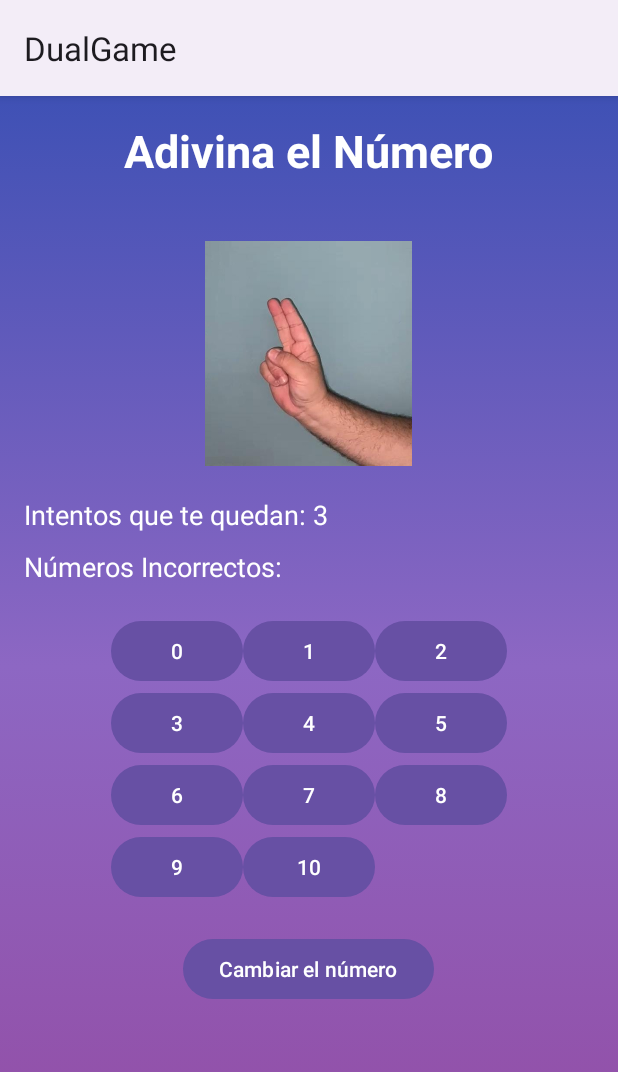
After one commit to AnitaCristaldo/DualGame, an Android app: the NumberGuessingActivitySenas screen opened directly, with no data from a screen before it, on a phone screen of 412 x 824 dp. The commit adds this screen. Shown: the top 1072 px of the screen. Run offline under Robolectric (Android 15) with nearby library versions, the phone set to English and light mode, and no system bars.

Commit message:
Adivina el numero en lengua de señas

```diff
--- a/app/src/main/AndroidManifest.xml
+++ b/app/src/main/AndroidManifest.xml
@@ -165,6 +165,8 @@
         <activity android:name=".games.QuizQuestionsNumbersSenas"
             android:exported="true"/>
 
+        <activity android:name=".games.NumberGuessingActivitySenas"
+            android:exported="true"/>
 
 
         <activity
@@ -174,6 +176,9 @@
         <activity
             android:name=".singviews.ResultActivityNumbersSenas"
             android:exported="true" />
+
+
+
     </application>
 
 </manifest>
--- /dev/null
+++ b/app/src/main/java/com/example/dualgame/games/NumberGuessingActivitySenas.java
@@ -0,0 +1,274 @@
+package com.example.dualgame.games;
+
+import android.content.DialogInterface;
+import android.content.Intent;
+import android.media.MediaPlayer;
+import android.os.Bundle;
+import android.speech.tts.TextToSpeech;
+import android.view.View;
+import android.widget.Button;
+import android.widget.EditText;
+import android.widget.ImageView;
+import android.widget.TextView;
+import android.widget.Toast;
+import androidx.appcompat.app.AlertDialog;
+import androidx.appcompat.app.AppCompatActivity;
+
+import com.bumptech.glide.Glide;
+import com.example.dualgame.R;
+import com.example.dualgame.singviews.SubNumbersActivity;
+import java.util.ArrayList;
+import java.util.Arrays;
+import java.util.List;
+import java.util.Locale;
+import java.util.Random;
+
+public class NumberGuessingActivitySenas extends AppCompatActivity {
+
+    // Declaración de variables miembro
+    private String number;
+    private int maxGuesses;
+    private List<String> incorrectNumbers = new ArrayList<>();
+    private List<String> correctNumbers = new ArrayList<>();
+    private List<WordHint> numberList = Arrays.asList(
+            new WordHint("0", R.drawable.numero_cero_senas),
+            new WordHint("1", R.drawable.numero_uno_senas),
+            new WordHint("2", R.drawable.numero_dos_senas),
+            new WordHint("3", R.drawable.numero_tres_senas),
+            new WordHint("4", R.drawable.numero_cuatro_senas),
+            new WordHint("5", R.drawable.numero_cinco_senas),
+            new WordHint("6", R.drawable.numero_seis_senas),
+            new WordHint("7", R.drawable.numero_siete_senas),
+            new WordHint("8", R.drawable.numero_ocho_senas),
+            new WordHint("9", R.drawable.numero_nueve_senas),
+            new WordHint("10", R.drawable.numero_diez_senas)
+    );
+
+    // Declaración de variables para los elementos de la interfaz de usuario
+    private ImageView hintImageView;
+    private TextView guessLeftTextView;
+    private TextView wrongNumbersTextView;
+    private EditText typingInput;
+    private Button resetButton;
+
+    // Variables para los sonidos
+    private MediaPlayer correctSound;
+    private MediaPlayer wrongSound;
+
+    // Variable para TextToSpeech
+    private TextToSpeech textToSpeech;
+
+    @Override
+    protected void onCreate(Bundle savedInstanceState) {
+        super.onCreate(savedInstanceState);
+        setContentView(R.layout.activity_guessinggame_number);
+
+        // Inicializa TextToSpeech con tono y velocidad ajustados
+        textToSpeech = new TextToSpeech(this, new TextToSpeech.OnInitListener() {
+            @Override
+            public void onInit(int status) {
+                if (status == TextToSpeech.SUCCESS) {
+                    // Configura el idioma español para el TTS
+                    int langResult = textToSpeech.setLanguage(new Locale("es", "MX"));
+                    if (langResult == TextToSpeech.LANG_MISSING_DATA || langResult == TextToSpeech.LANG_NOT_SUPPORTED) {
+                        Toast.makeText(NumberGuessingActivitySenas.this, "Idioma no soportado para TTS", Toast.LENGTH_SHORT).show();
+                    } else {
+                        // Ajuste para un tono más infantil
+                        textToSpeech.setPitch(1.5f);       // Aumenta el tono para que suene más aguda
+                        textToSpeech.setSpeechRate(1.1f);  // Ajusta la velocidad ligeramente
+
+                        // Reproduce el texto explicativo cuando TTS esté listo
+                        playExplanation();
+                    }
+                } else {
+                    Toast.makeText(NumberGuessingActivitySenas.this, "Error en inicialización de TTS", Toast.LENGTH_SHORT).show();
+                }
+            }
+        });
+
+        // Asigna los elementos de la interfaz de usuario
+        hintImageView = findViewById(R.id.hint_image_view);
+        guessLeftTextView = findViewById(R.id.guess_left_text_view);
+        wrongNumbersTextView = findViewById(R.id.wrong_numbers_text_view);
+        typingInput = findViewById(R.id.typing_input);
+        resetButton = findViewById(R.id.reset_button);
+
+        // Inicializa los sonidos
+        correctSound = MediaPlayer.create(this, R.raw.correct_sound);
+        wrongSound = MediaPlayer.create(this, R.raw.wrong_sound);
+
+        resetButton.setOnClickListener(new View.OnClickListener() {
+            @Override
+            public void onClick(View v) {
+                randomNumber();
+            }
+        });
+
+        setUpKeyboard();
+        randomNumber();
+    }
+
+    // Método para reproducir la explicación con TTS
+    private void playExplanation() {
+        String explanationText = "Bienvenido al juego Adivina el número en sistema Braille. Tu objetivo es adivinar el número correcto a partir de la imagen proporcionada. Tienes tres intentos para acertar. ¡Buena suerte!";
+        textToSpeech.speak(explanationText, TextToSpeech.QUEUE_FLUSH, null, null);
+    }
+
+    private void setUpKeyboard() {
+        Button button0 = findViewById(R.id.button_0);
+        Button button1 = findViewById(R.id.button_1);
+        Button button2 = findViewById(R.id.button_2);
+        Button button3 = findViewById(R.id.button_3);
+        Button button4 = findViewById(R.id.button_4);
+        Button button5 = findViewById(R.id.button_5);
+        Button button6 = findViewById(R.id.button_6);
+        Button button7 = findViewById(R.id.button_7);
+        Button button8 = findViewById(R.id.button_8);
+        Button button9 = findViewById(R.id.button_9);
+        Button button10 = findViewById(R.id.button_10);
+
+        View.OnClickListener listener = new View.OnClickListener() {
+            @Override
+            public void onClick(View v) {
+                Button button = (Button) v;
+                String number = button.getText().toString();  // Obtener el número como texto
+                initGame(number);  // Pasar el número al método initGame
+            }
+        };
+
+        button0.setOnClickListener(listener);
+        button1.setOnClickListener(listener);
+        button2.setOnClickListener(listener);
+        button3.setOnClickListener(listener);
+        button4.setOnClickListener(listener);
+        button5.setOnClickListener(listener);
+        button6.setOnClickListener(listener);
+        button7.setOnClickListener(listener);
+        button8.setOnClickListener(listener);
+        button9.setOnClickListener(listener);
+        button10.setOnClickListener(listener);
+    }
+
+    private void randomNumber() {
+        WordHint ranItem = numberList.get(new Random().nextInt(numberList.size()));
+        number = ranItem.word;
+        maxGuesses = 3;
+        correctNumbers.clear();
+        incorrectNumbers.clear();
+
+        // Cargar el GIF para el número 10
+        if ("10".equals(number)) {
+            Glide.with(this)
+                    .load(R.drawable.numero_diez_senas)  // Esto ahora puede ser un archivo GIF
+                    .into(hintImageView);  // Usamos Glide para cargar el GIF
+        } else {
+            hintImageView.setImageResource(ranItem.hintResId);  // Para otros números, usar la imagen estática
+        }
+
+        guessLeftTextView.setText("Intentos que te quedan: " + maxGuesses);
+        wrongNumbersTextView.setText("Números Incorrectos: " + String.join(", ", incorrectNumbers));
+    }
+
+    private void initGame(String key) {
+        // Verifica si el número ingresado es un número válido (de 0 a 10)
+        if (key.matches("[0-9]") || key.equals("10")) { // Acepta números del 0 al 9 y el 10
+            // Verifica si el número no ha sido ya adivinado o incorrecto
+            if (!incorrectNumbers.contains(" " + key) && !correctNumbers.contains(key)) {
+                boolean isValidNumber = false;
+
+                // Verifica si el número ingresado es válido (de 0 a 10)
+                int numberInput = Integer.parseInt(key);
+                if (numberInput >= 0 && numberInput <= 10) {
+                    isValidNumber = true;
+                }
+
+                // Si el número es válido, continúa con la lógica del juego
+                if (isValidNumber) {
+                    if (number.equals(key)) {
+                        correctNumbers.add(key);
+                        Toast.makeText(this, "¡Felicidades! Encontraste el número " + number.toUpperCase(), Toast.LENGTH_SHORT).show();
+                        playCorrectSound(); // Reproduce el sonido correcto
+                        randomNumber(); // Carga un nuevo número aleatorio
+                    } else {
+                        maxGuesses--;
+                        incorrectNumbers.add(" " + key);
+                        guessLeftTextView.setText("Intentos que te quedan: " + maxGuesses);
+                        wrongNumbersTextView.setText("Números Incorrectos: " + String.join(", ", incorrectNumbers));
+                        playWrongSound(); // Reproduce el sonido incorrecto
+                    }
+                } else {
+                    // Si el número no está en el rango de 0 a 10, muestra un mensaje de error
+                    Toast.makeText(this, "Número no válido. Ingresa un número entre 0 y 10.", Toast.LENGTH_SHORT).show();
+                }
+            }
+        } else {
+            // Si el número no es válido (no es un número de un solo dígito o el número 10), muestra un mensaje de error
+            Toast.makeText(this, "Número no válido. Ingresa un número entre 0 y 10.", Toast.LENGTH_SHORT).show();
+        }
+
+        // Si se han agotado los intentos, muestra el diálogo de pérdida
+        if (maxGuesses < 1) {
+            showLossDialog();
+        }
+    }
+
+
+    private void playCorrectSound() {
+        if (correctSound != null) {
+            correctSound.start(); // Reproduce el sonido de acierto
+        }
+    }
+
+    private void playWrongSound() {
+        if (wrongSound != null) {
+            wrongSound.start(); // Reproduce el sonido de error
+        }
+    }
+
+    private void showLossDialog() {
+        new AlertDialog.Builder(this)
+                .setTitle("¡Perdiste!")
+                .setMessage("El número era: " + number.toUpperCase())
+                .setPositiveButton("OK", new DialogInterface.OnClickListener() {
+                    @Override
+                    public void onClick(DialogInterface dialog, int which) {
+                        goToSubnumberActivity();
+                    }
+                })
+                .setCancelable(false)
+                .show();
+    }
+
+    private void goToSubnumberActivity() {
+        Intent intent = new Intent(NumberGuessingActivitySenas.this, SubNumbersActivity.class);
+        startActivity(intent);
+        finish();
+    }
+
+    @Override
+    protected void onDestroy() {
+        super.onDestroy();
+        if (correctSound != null) {
+            correctSound.release(); // Libera los recursos del MediaPlayer
+            correctSound = null;
+        }
+        if (wrongSound != null) {
+            wrongSound.release(); // Libera los recursos del MediaPlayer
+            wrongSound = null;
+        }
+        if (textToSpeech != null) {
+            textToSpeech.stop();
+            textToSpeech.shutdown(); // Libera recursos del TTS
+        }
+    }
+
+    private static class WordHint {
+        String word;
+        int hintResId;
+
+        WordHint(String word, int hintResId) {
+            this.word = word;
+            this.hintResId = hintResId;
+        }
+    }
+}
--- a/app/src/main/java/com/example/dualgame/singviews/SubNumbersActivity.java
+++ b/app/src/main/java/com/example/dualgame/singviews/SubNumbersActivity.java
@@ -15,6 +15,7 @@ import com.example.dualgame.R;
 
 
 import com.example.dualgame.brailleviews.VocalGuessingGameActivityBraille;
+import com.example.dualgame.games.NumberGuessingActivitySenas;
 import com.example.dualgame.games.QuizQuestionsNumbersSenas;
 import com.example.dualgame.singviews.LanguageActivity;
 import com.google.android.material.bottomnavigation.BottomNavigationView;
@@ -42,7 +43,7 @@ public class SubNumbersActivity extends AppCompatActivity {
             @Override
             public void onClick(View v) {
                 // Iniciar WordGuessingGameActivity cuando se presione el CardView
-                Intent intent = new Intent(SubNumbersActivity.this, VocalGuessingGameActivityBraille.class);  //necesito cambiar cuandotengala actividad de numeros de braille
+                Intent intent = new Intent(SubNumbersActivity.this, NumberGuessingActivitySenas.class);  //necesito cambiar cuandotengala actividad de numeros de braille
                 startActivity(intent);
             }
         });
--- /dev/null
+++ b/app/src/main/res/layout/activity_guessinggame_number.xml
@@ -0,0 +1,187 @@
+<RelativeLayout xmlns:android="http://schemas.android.com/apk/res/android"
+    android:layout_width="match_parent"
+    android:layout_height="match_parent"
+    android:padding="16dp"
+    android:background="@drawable/fondo_degradado">
+
+    <!-- Añadir ScrollView para hacer el contenido desplazable -->
+    <ScrollView
+        android:layout_width="match_parent"
+        android:layout_height="match_parent"
+        android:layout_alignParentTop="true"
+        android:layout_alignParentBottom="true"
+        android:fillViewport="true">
+
+        <RelativeLayout
+            android:layout_width="match_parent"
+            android:layout_height="wrap_content">
+
+            <EditText
+                android:id="@+id/typing_input"
+                android:layout_width="1dp"
+                android:layout_height="1dp"
+                android:inputType="text"
+                android:maxLength="1"
+                android:visibility="invisible"/>
+
+            <TextView
+                android:id="@+id/title_text_view"
+                android:layout_width="wrap_content"
+                android:layout_height="wrap_content"
+                android:text="Adivina el Número"
+                android:textStyle="bold"
+                android:textSize="30sp"
+                android:textColor="#ffffff"
+                android:layout_centerHorizontal="true"
+                android:layout_marginBottom="20dp"/>
+
+            <!-- Ajustar el tamaño de la imagen -->
+            <ImageView
+                android:id="@+id/hint_image_view"
+                android:layout_width="150dp"
+                android:layout_height="150dp"
+                android:layout_below="@id/title_text_view"
+                android:layout_centerHorizontal="true"
+                android:layout_marginTop="20dp"
+                android:contentDescription="Hint Image"/>
+
+            <TextView
+                android:id="@+id/guess_left_text_view"
+                android:layout_width="wrap_content"
+                android:layout_height="wrap_content"
+                android:text="Intentos que te quedan:  3"
+                android:textSize="18sp"
+                android:textColor="#ffffff"
+                android:layout_below="@id/hint_image_view"
+                android:layout_marginTop="20dp"/>
+
+            <TextView
+                android:id="@+id/wrong_numbers_text_view"
+                android:layout_width="wrap_content"
+                android:layout_height="wrap_content"
+                android:text="Números Incorrectos: "
+                android:textSize="18sp"
+                android:textColor="#ffffff"
+                android:layout_below="@id/guess_left_text_view"
+                android:layout_marginTop="10dp"/>
+
+            <!-- Layout para el teclado en pantalla -->
+            <LinearLayout
+                android:id="@+id/keyboard_layout"
+                android:layout_width="wrap_content"
+                android:layout_height="wrap_content"
+                android:orientation="vertical"
+                android:layout_below="@id/wrong_numbers_text_view"
+                android:layout_centerHorizontal="true"
+                android:layout_marginTop="20dp">
+
+                <LinearLayout
+                    android:layout_width="wrap_content"
+                    android:layout_height="wrap_content"
+                    android:orientation="horizontal">
+
+                    <Button
+                        android:id="@+id/button_0"
+                        android:layout_width="wrap_content"
+                        android:layout_height="wrap_content"
+                        android:text="0"/>
+
+                    <Button
+                        android:id="@+id/button_1"
+                        android:layout_width="wrap_content"
+                        android:layout_height="wrap_content"
+                        android:text="1"/>
+
+                    <Button
+                        android:id="@+id/button_2"
+                        android:layout_width="wrap_content"
+                        android:layout_height="wrap_content"
+                        android:text="2"/>
+
+                </LinearLayout>
+
+                <LinearLayout
+                    android:layout_width="wrap_content"
+                    android:layout_height="wrap_content"
+                    android:orientation="horizontal">
+
+                    <Button
+                        android:id="@+id/button_3"
+                        android:layout_width="wrap_content"
+                        android:layout_height="wrap_content"
+                        android:text="3"/>
+
+                    <Button
+                        android:id="@+id/button_4"
+                        android:layout_width="wrap_content"
+                        android:layout_height="wrap_content"
+                        android:text="4"/>
+
+                    <Button
+                        android:id="@+id/button_5"
+                        android:layout_width="wrap_content"
+                        android:layout_height="wrap_content"
+                        android:text="5"/>
+
+                </LinearLayout>
+
+                <LinearLayout
+                    android:layout_width="wrap_content"
+                    android:layout_height="wrap_content"
+                    android:orientation="horizontal">
+
+                    <Button
+                        android:id="@+id/button_6"
+                        android:layout_width="wrap_content"
+                        android:layout_height="wrap_content"
+                        android:text="6"/>
+
+                    <Button
+                        android:id="@+id/button_7"
+                        android:layout_width="wrap_content"
+                        android:layout_height="wrap_content"
+                        android:text="7"/>
+
+                    <Button
+                        android:id="@+id/button_8"
+                        android:layout_width="wrap_content"
+                        android:layout_height="wrap_content"
+                        android:text="8"/>
+
+                </LinearLayout>
+
+                <LinearLayout
+                    android:layout_width="wrap_content"
+                    android:layout_height="wrap_content"
+                    android:orientation="horizontal">
+
+                    <Button
+                        android:id="@+id/button_9"
+                        android:layout_width="wrap_content"
+                        android:layout_height="wrap_content"
+                        android:text="9"/>
+
+                    <Button
+                        android:id="@+id/button_10"
+                        android:layout_width="wrap_content"
+                        android:layout_height="wrap_content"
+                        android:text="10"/>
+
+                </LinearLayout>
+
+            </LinearLayout>
+
+            <Button
+                android:id="@+id/reset_button"
+                android:layout_width="wrap_content"
+                android:layout_height="wrap_content"
+                android:text="Cambiar el número"
+                android:layout_below="@id/keyboard_layout"
+                android:layout_centerHorizontal="true"
+                android:layout_marginTop="20dp"/>
+
+        </RelativeLayout>
+
+    </ScrollView>
+
+</RelativeLayout>
```
